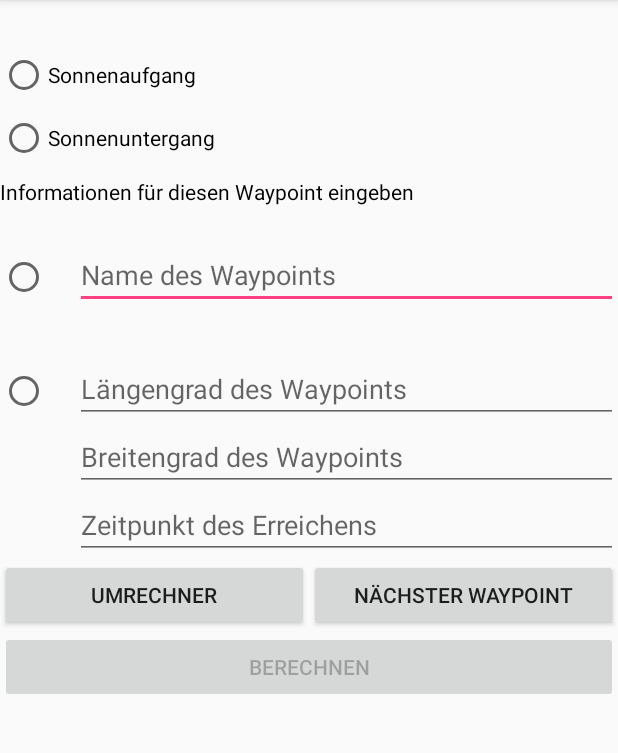
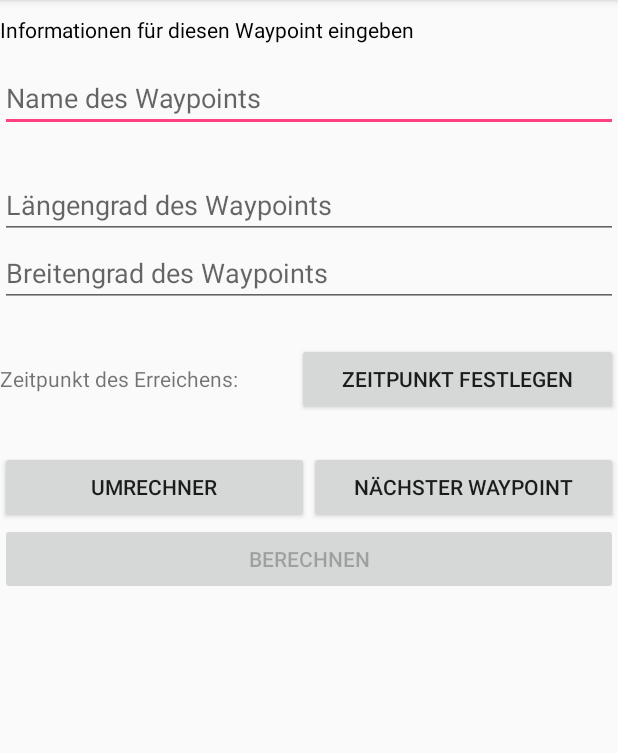
Before and after one commit to yannickhildebrandt/project-sunset, an Android app: the SecondScreen screen opened directly, with no data from a screen before it, on a phone screen of 412 x 824 dp, the part 84-837 px from its top. Run offline under Robolectric (Android 15) with nearby library versions, the light colour scheme and no system bars.

Commit message:
Changed UI and Code
Changed Layout in of SecondScreen; TimePicker works properly now; Intent has Arraylist in Extras now;

```diff
--- a/project-sunset/app/src/main/java/de/ur/mi/android/project_sunset/EntryScreen.java
+++ b/project-sunset/app/src/main/java/de/ur/mi/android/project_sunset/EntryScreen.java
@@ -7,19 +7,17 @@ import android.support.annotation.RequiresApi;
 import android.support.v7.app.AppCompatActivity;
 import android.util.Log;
 import android.view.View;
-import android.widget.Button;
 import android.widget.RelativeLayout;
 
 public class EntryScreen extends AppCompatActivity {
     Intent intent;
-    Button newCalculation;
     RelativeLayout layout;
     @RequiresApi(api = Build.VERSION_CODES.KITKAT)
     @Override
     protected void onCreate(Bundle savedInstanceState) {
         super.onCreate(savedInstanceState);
         setContentView(R.layout.entryscreen);
-        Log.d("CREATION","Welcome");
+        Log.d("ZZZ","Welcome");
         initUI();
         setOnClickListener();
     }
--- a/project-sunset/app/src/main/java/de/ur/mi/android/project_sunset/LocationObject.java
+++ b/project-sunset/app/src/main/java/de/ur/mi/android/project_sunset/LocationObject.java
@@ -1,10 +1,12 @@
 package de.ur.mi.android.project_sunset;
+
+import java.io.Serializable;
 
 /**
  * Object which contains all necessary information for a position
  */
 
-public class LocationObject {
+public class LocationObject implements Serializable{
 
     //Time is given in seconds
     private String name;
--- a/project-sunset/app/src/main/java/de/ur/mi/android/project_sunset/SecondScreen.java
+++ b/project-sunset/app/src/main/java/de/ur/mi/android/project_sunset/SecondScreen.java
@@ -1,20 +1,20 @@
 package de.ur.mi.android.project_sunset;
-
-/**
- * Created by yannickhildebrandt on 14/09/17.
- */
 
 import android.app.TimePickerDialog;
 import android.content.Intent;
 import android.support.v7.app.AppCompatActivity;
 import android.os.Bundle;
+import android.text.InputType;
+import android.util.Log;
 import android.view.View;
 import android.widget.Button;
 import android.widget.EditText;
 import android.widget.RadioButton;
+import android.widget.TextView;
 import android.widget.TimePicker;
 import android.widget.Toast;
 
+import java.io.Serializable;
 import java.util.ArrayList;
 import java.util.Calendar;
 import java.util.TimeZone;
@@ -22,17 +22,17 @@ import java.util.TimeZone;
 import static java.util.Calendar.HOUR_OF_DAY;
 
 public class SecondScreen extends AppCompatActivity {
-    RadioButton sunsetRadioButton;
-    RadioButton sundownRadioButton;
-    RadioButton waypointNameRadioButton;
-    RadioButton waypointDataRadioButton;
     EditText waypointName;
     EditText waypointLongitude;
     EditText waypointLatitude;
-    EditText waypointTime;
     Button calculatorButton;
     Button nextWaypoint;
     Button calculateButton;
+    Button pickTime;
+    TextView arrivalTimeText;
+
+    private final static String ARRAYLIST_EXTRA_ID = "ArraylistExtra";
+    private final static String BUNDLE_EXTRA_ID = "bundleExtra";
 
     ArrayList<LocationObject> locList;
     int arrivalTimeInSec;
@@ -47,16 +47,25 @@ public class SecondScreen extends AppCompatActivity {
         if (getIntent().getExtras() == null) {calculateButton.setEnabled(false);}
         initLocationList();
 
+        //Platzhalter bis Timepicker implementiert ist
+        arrivalTimeInSec = -1;
     }
 
     private void initLocationList() {
         Intent i = getIntent();
-        if (i == null) {locList = new ArrayList<LocationObject>();}
-        else {}//get Intentextra
+        if (i.getExtras() == null) {
+            locList = new ArrayList<LocationObject>();
+            Log.d("ZZZ", "Arraylist created");}
+        else {
+            Bundle args = i.getBundleExtra(BUNDLE_EXTRA_ID);
+            locList = (ArrayList<LocationObject>) args.getSerializable(ARRAYLIST_EXTRA_ID);
+            for (LocationObject k: locList){
+                Log.e("ZZZ", k.toString());
+            }
+        }
 
     }
 
-    // Onclicklistener setzen -- meist noch leer
     private void setOnClickListener() {
         final Intent calculatorIntent = new Intent(this,Calculator.class);
         final Intent secondScreenIntent = new Intent(this, SecondScreen.class);
@@ -69,34 +78,36 @@ public class SecondScreen extends AppCompatActivity {
         calculateButton.setOnClickListener(new View.OnClickListener() {
             @Override
             public void onClick(View v) {
-                if (waypointName.getText().toString().length() != 5){Toast.makeText(getBaseContext(), "Name muss 5 Zeichen lang sein!",Toast.LENGTH_SHORT).show();}
-                else {}
+                if (checkCorrectInput()) {}
             }
         });
         nextWaypoint.setOnClickListener(new View.OnClickListener() {
             @Override
             public void onClick(View v) {
-                if (waypointName.getText().toString().length() != 5){Toast.makeText(getBaseContext(), "Name muss 5 Zeichen lang sein!", Toast.LENGTH_SHORT).show();}
-                else {
-                    locList.add(createLocationObject());
-                    startActivity(secondScreenIntent);
-                }
+               if (checkCorrectInput()) {
+                   LocationObject tempObj = createLocationObject();
+                   if (tempObj != null) {
+                       locList.add(tempObj);
+                       Log.d("ZZZ", "added to Arraylist");
+                       Bundle args = new Bundle();
+                       args.putSerializable(ARRAYLIST_EXTRA_ID, locList);
+                       secondScreenIntent.putExtra(BUNDLE_EXTRA_ID, args);
+                       startActivity(secondScreenIntent);
+                   }
+               }
             }
         });
 
-        /**
-         * Platzhalter für Button-OnClickListener
-         * waypointName.setOnClickListener(new View.OnClickListener() {
+          pickTime.setOnClickListener(new View.OnClickListener() {
             @Override
             public void onClick(View v) {
                 timePickerPopup();
             }
-        }); **/
-
+        });
     }
 
     private LocationObject createLocationObject() {
-        String name = waypointName.getText().toString();
+        String name = waypointName.getText().toString().toUpperCase();
         MyDatabaseAdapter mda = new MyDatabaseAdapter(this);
         mda.open();
         WaypointObject loc = mda.getWaypointObjectByName(name);
@@ -106,36 +117,38 @@ public class SecondScreen extends AppCompatActivity {
             Float longitude = loc.getLongitude();
             Float latitude = loc.getLatitude();
             //Beispielwerte
-            int one = 1;
-            int two = 2;
+            int one = -1;
+            int two = -1;
             int three = arrivalTimeInSec;
-            int four = 4;
+            int four = -1;
             return new LocationObject(name, longitude, latitude, one, two, three ,four);
         }
         return null;
     }
 
-    // UI Elemente Initialisieren
+    private boolean checkCorrectInput(){
+        if (waypointName.getText().toString().length() != 5) {Toast.makeText(getBaseContext(), "Name muss 5 Zeichen lang sein!", Toast.LENGTH_SHORT).show();}
+        else if (arrivalTimeInSec == -1) {Toast.makeText(getBaseContext(), "Ankunftszeit darf nicht leer sein!", Toast.LENGTH_SHORT).show();}
+        else {return true;}
+        return false;
+    }
+
     private void initUI() {
-        sunsetRadioButton = (RadioButton) findViewById(R.id.sunsetRadioButton);
-        sundownRadioButton = (RadioButton) findViewById(R.id.sundownRadioButton);
-        waypointNameRadioButton = (RadioButton) findViewById(R.id.WaypointNameRadioButton);
-        waypointDataRadioButton = (RadioButton) findViewById(R.id.radioButtonWaypointData);
         waypointName = (EditText) findViewById(R.id.WaypointNameEdit);
         waypointLongitude = (EditText) findViewById(R.id.waypointLongitudeEdit);
         waypointLatitude = (EditText) findViewById(R.id.waypointLatitudeEdit);
-        waypointTime = (EditText) findViewById(R.id.waypoint_time);
         calculatorButton = (Button) findViewById(R.id.calculatorButton);
         nextWaypoint = (Button) findViewById(R.id.nextWaypointButton);
         calculateButton = (Button) findViewById(R.id.buttonCalculate);
-
+        pickTime = (Button) findViewById(R.id.setTimeButton);
+        arrivalTimeText = (TextView) findViewById(R.id.arrivaltime);
     }
 
     public void timePickerPopup() {
         Calendar cal = Calendar.getInstance(TimeZone.getDefault());
         TimePickerDialog timePicker = new TimePickerDialog(this, R.style.AppTheme, datePickerListener, cal.get(HOUR_OF_DAY), cal.get(HOUR_OF_DAY), true);
         timePicker.setCancelable(false);
-        timePicker.setTitle("Select the date");
+        timePicker.setTitle("Wähle die Ankunftszeit");
         timePicker.show();
     }
 
@@ -144,9 +157,7 @@ public class SecondScreen extends AppCompatActivity {
             arrivalTimeInSec = (selectedHour * 3600) + (selectedMinute * 60);
             String hour = String.valueOf(selectedHour);
             String minute = String.valueOf(selectedMinute);
-            waypointTime.setText( minute + ":" + hour);
+            arrivalTimeText.setText("Zeitpunkt des Erreichens: " + hour + ":" + minute);
         }
     };
-
-
 }
--- a/project-sunset/app/src/main/res/layout/entryscreen.xml
+++ b/project-sunset/app/src/main/res/layout/entryscreen.xml
@@ -1,7 +1,7 @@
 <?xml version="1.0" encoding="utf-8"?>
 <RelativeLayout xmlns:android="http://schemas.android.com/apk/res/android"
-    xmlns:tools="http://schemas.android.com/tools"
-    android:orientation="vertical" android:layout_width="match_parent"
+    android:orientation="vertical"
+    android:layout_width="match_parent"
     android:layout_height="match_parent"
     android:id="@+id/entryScreenLayout">
 
--- a/project-sunset/app/src/main/res/layout/second_screen.xml
+++ b/project-sunset/app/src/main/res/layout/second_screen.xml
@@ -2,24 +2,6 @@
 <RelativeLayout xmlns:android="http://schemas.android.com/apk/res/android"
     android:orientation="vertical" android:layout_width="match_parent"
     android:layout_height="match_parent">
-    <RadioButton
-        android:layout_width="match_parent"
-        android:layout_height="wrap_content"
-        android:text="@string/sunset"
-        android:id="@+id/sunsetRadioButton"
-        android:layout_marginTop="34dp"
-        android:layout_alignParentTop="true"
-        android:layout_alignParentLeft="true"
-        android:layout_alignParentStart="true" />
-    <RadioButton
-        android:layout_width="match_parent"
-        android:layout_height="wrap_content"
-        android:text="@string/sundown"
-        android:id="@+id/sundownRadioButton"
-        android:layout_marginTop="10dp"
-        android:layout_below="@+id/sunsetRadioButton"
-        android:layout_alignParentLeft="true"
-        android:layout_alignParentStart="true" />
 
     <TextView
         android:id="@+id/informationWaypoint"
@@ -28,24 +10,6 @@
         android:text="@string/informationWaypoint"
         android:textColor="@android:color/black"
         android:layout_marginTop="10dp"
-        android:layout_below="@+id/sundownRadioButton"
-        android:layout_alignParentLeft="true"
-        android:layout_alignParentStart="true" />
-    <RadioButton
-        android:layout_width="wrap_content"
-        android:layout_height="wrap_content"
-        android:id="@+id/WaypointNameRadioButton"
-        android:layout_marginTop="31dp"
-        android:layout_below="@+id/informationWaypoint"
-        android:layout_alignParentLeft="true"
-        android:layout_alignParentStart="true" />
-
-    <RadioButton
-        android:id="@+id/radioButtonWaypointData"
-        android:layout_width="wrap_content"
-        android:layout_height="wrap_content"
-        android:layout_alignBaseline="@+id/waypointLongitudeEdit"
-        android:layout_alignBottom="@+id/waypointLongitudeEdit"
         android:layout_alignParentLeft="true"
         android:layout_alignParentStart="true" />
 
@@ -53,68 +17,75 @@
         android:layout_width="match_parent"
         android:layout_height="wrap_content"
         android:id="@+id/WaypointNameEdit"
-
         android:hint="@string/hintWaypoint"
-        android:layout_alignBaseline="@+id/WaypointNameRadioButton"
-        android:layout_alignBottom="@+id/WaypointNameRadioButton"
-        android:layout_alignLeft="@+id/waypointLongitudeEdit"
-        android:layout_alignStart="@+id/waypointLongitudeEdit"
-        />
+        android:inputType="textCapCharacters"
+        android:layout_below="@+id/informationWaypoint"
+        android:layout_alignParentLeft="true"
+        android:layout_alignParentStart="true"
+        android:layout_marginTop="13dp" />
 
     <EditText
         android:id="@+id/waypointLongitudeEdit"
         android:layout_width="match_parent"
         android:layout_height="wrap_content"
-        android:layout_marginLeft="18dp"
-        android:layout_marginStart="18dp"
         android:hint="@string/hintLongitude"
-        android:layout_below="@+id/WaypointNameRadioButton"
-        android:layout_toRightOf="@+id/radioButtonWaypointData"
-        android:layout_toEndOf="@+id/radioButtonWaypointData"
-        android:layout_marginTop="36dp"
-        android:inputType="numberDecimal|numberSigned"/>
+        android:inputType="numberDecimal|numberSigned"
+        android:layout_marginTop="26dp"
+        android:layout_below="@+id/WaypointNameEdit"
+        android:layout_alignParentLeft="true"
+        android:layout_alignParentStart="true" />
 
     <EditText
         android:id="@+id/waypointLatitudeEdit"
         android:layout_width="match_parent"
         android:layout_height="wrap_content"
-
         android:hint="@string/hintLatitude"
         android:layout_below="@+id/waypointLongitudeEdit"
         android:layout_alignLeft="@+id/waypointLongitudeEdit"
         android:layout_alignStart="@+id/waypointLongitudeEdit"
         android:inputType="numberDecimal|numberSigned"/>
 
-    <EditText
-        android:id="@+id/waypoint_time"
+    <LinearLayout
         android:layout_width="match_parent"
         android:layout_height="wrap_content"
-        android:hint="@string/hintTime"
-        android:layout_below="@+id/waypointLatitudeEdit"
-        android:layout_alignLeft="@+id/waypointLatitudeEdit"
-        android:layout_alignStart="@+id/waypointLatitudeEdit"
-        android:clickable="true"
-        />
+        android:id="@+id/arrivalLayout"
+        android:layout_below="@id/waypointLatitudeEdit"
+        android:layout_marginTop="24dp">
+
+        <TextView
+            android:layout_width="wrap_content"
+            android:layout_height="wrap_content"
+            android:id="@+id/arrivaltime"
+            android:text="Zeitpunkt des Erreichens: "
+            android:layout_weight="0.50"
+            />
+        <Button
+            android:layout_width="wrap_content"
+            android:layout_height="wrap_content"
+            android:id="@+id/setTimeButton"
+            android:text="Zeitpunkt festlegen"
+            android:layout_weight="0.50"/>
+
+    </LinearLayout>
 
     <LinearLayout
         android:id="@+id/buttonLayout"
-        android:layout_below="@id/waypoint_time"
+        android:layout_below="@id/arrivalLayout"
         android:layout_width="match_parent"
-        android:layout_height="wrap_content">
+        android:layout_height="wrap_content"
+        android:layout_marginTop="24dp">
         <Button
             android:layout_width="0dp"
             android:layout_height="wrap_content"
             android:layout_weight=".50"
             android:text="@string/buttonCalculator"
-            android:id="@+id/calculatorButton"
-            />
+            android:id="@+id/calculatorButton" />
         <Button
             android:layout_width="0dp"
             android:layout_height="wrap_content"
             android:layout_weight="0.50"
             android:id="@+id/nextWaypointButton"
-            android:text="@string/buttonNextWaypoint"
-            android:onClick="showTimePickerDialog"/>
+            android:text="@string/buttonNextWaypoint" />
     </LinearLayout>
     <LinearLayout
         android:layout_below="@id/buttonLayout"
@@ -131,4 +102,5 @@
     </LinearLayout>
 
 
+
 </RelativeLayout>
```
